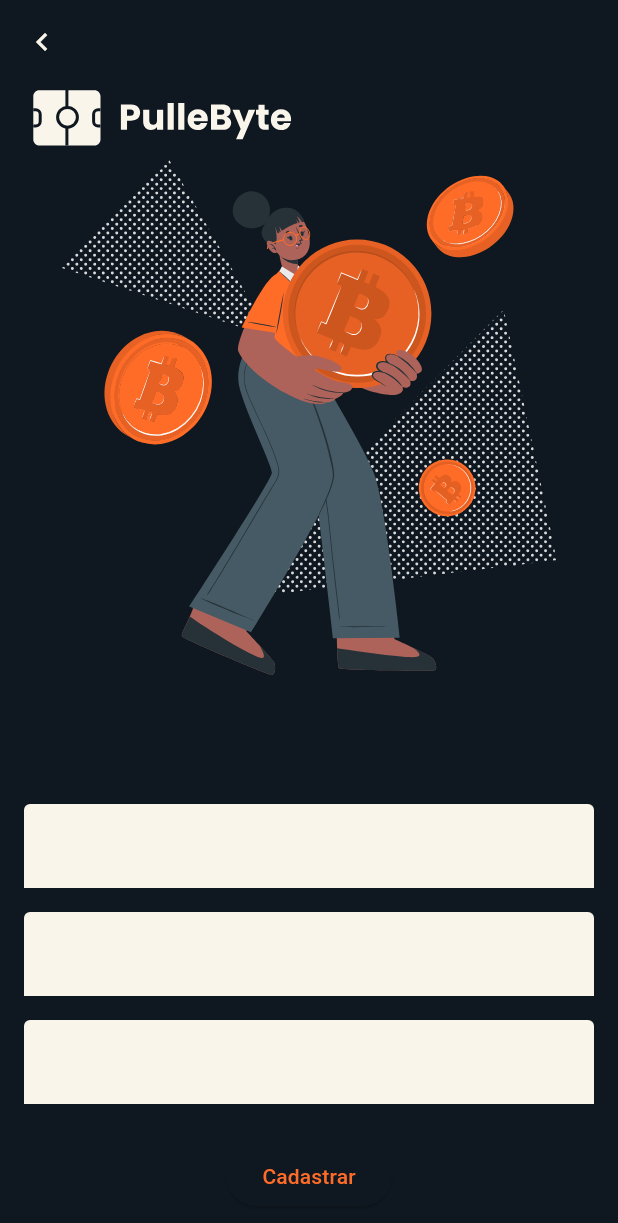
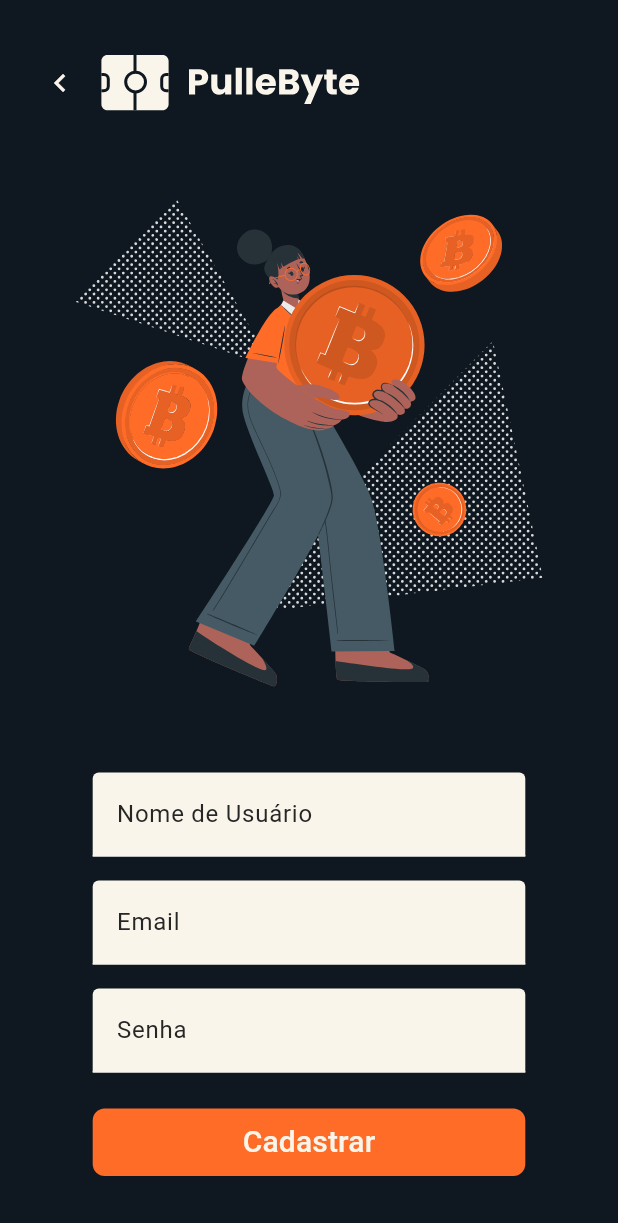
Before and after one commit to Matheusmrinho/Teapot_project2, a Flutter app: the screen it shows after launch, on a phone screen of 412 x 824 dp. Shown: the top 1223 px of the screen. Run offline on Flutter 3.47's test engine with Material 3 defaults, Android fonts, the phone set to English and light mode, and no system bars; our stand-ins replace flutter_svg.

Commit message:
Ajustes Tela de Cadastro

```diff
--- a/pullebyte/lib/CustomWidgets/Textinput.dart
+++ b/pullebyte/lib/CustomWidgets/Textinput.dart
@@ -1,6 +1,7 @@
 import 'package:flutter/material.dart';
+import 'package:flutter/widgets.dart';
 import 'package:pullebyte/theme/colors.dart';
-
+//Bom dia
 class TextFieldSample extends StatelessWidget {
   final String hintText;
   final bool isSenha;
@@ -28,7 +29,7 @@ class TextFieldSample extends StatelessWidget {
           decoration: InputDecoration(
             filled: true,
             fillColor: CustomColors.textFieldColor,
-            border: const OutlineInputBorder(),
+            border: const UnderlineInputBorder(),
             hintText: hintText,
             labelText: hintText,
             labelStyle: const TextStyle(color: CustomColors.accentColor),
--- a/pullebyte/lib/Screens/tela_cadastro.dart
+++ b/pullebyte/lib/Screens/tela_cadastro.dart
@@ -4,6 +4,8 @@ import 'package:flutter/material.dart';
 import 'package:pullebyte/CustomWidgets/logo_header.dart';
 import 'package:pullebyte/theme/colors.dart';
 import 'package:flutter_svg/flutter_svg.dart';
+import 'package:pullebyte/CustomWidgets/Textinput.dart';
+import 'package:pullebyte/CustomWidgets/MainButton.dart';
 
 class TelaCadastro extends StatelessWidget {
   final String assetName = 'lib/Assets/Icon_cadastro.svg';
@@ -12,29 +14,33 @@ class TelaCadastro extends StatelessWidget {
 
   @override
   Widget build(BuildContext context) {
-    final screenWidth = MediaQuery.of(context).size.width;
-    // Calcula a posição horizontal desejada em porcentagem da tela (ex: 10%)
-    final leftPosition = screenWidth * 0.05;
-
     return Scaffold(
       backgroundColor: customColorScheme.background,
-      appBar: AppBar(
+       appBar: AppBar(
         backgroundColor: Colors.transparent,
         centerTitle: true,
-        leading: IconButton(
-          icon: const Icon(Icons.chevron_left_sharp), // Usa um construtor const
-          onPressed: () {
-            Navigator.pop(context);
-          },
+        toolbarHeight: 110,
+        leadingWidth: 300,
+        leading: Container(
+          padding: const EdgeInsets.only(left: 16),
+          child: Row(
+            children: [
+              IconButton(
+                icon: const Icon(Icons.chevron_left_sharp), // Usa um construtor const
+                onPressed: () {
+                  Navigator.pop(context);
+                },
+              ),
+              const Padding(
+                padding: EdgeInsets.only(left: 2),
+                child: LogoHeader(),
+              ),
+            ],
+          ),
         ),
       ),
       body: Stack(
-        children: [
-          Positioned(
-            top: 0,
-            left: leftPosition,
-            child: LogoHeader(),
-          ),
+        children: <Widget>[
           Column(
             children: <Widget>[
               Expanded(
@@ -42,53 +48,29 @@ class TelaCadastro extends StatelessWidget {
                   assetName,
                   fit: BoxFit.contain, // Usa BoxFit.contain para manter a proporção da imagem
                   semanticsLabel: 'Logo',
+                  height: 500,
                 ),
               ),
               Padding(
                 padding: const EdgeInsets.all(16.0),
+                child:Center(
                 child: Column(
                   mainAxisAlignment: MainAxisAlignment.center,
-                  children: [
-                    TextFormField(
-                      style: TextStyle(color: customColorScheme.background),
-                      textAlign: TextAlign.center,
-                      decoration: InputDecoration(
-                        fillColor: customColorScheme.onPrimary,
-                        filled: true,
-                        labelText: 'Nome de Usuário',
-                      ),
-                    ),
+                  children: <Widget>[
+                    const TextFieldSample(hintText: 'Nome de Usuário', isSenha: false,),
                     const SizedBox(height: 16),
-                    TextFormField(
-                      style: TextStyle(color: customColorScheme.background),
-                      textAlign: TextAlign.center,
-                      decoration: InputDecoration(
-                        fillColor: customColorScheme.onPrimary,
-                        filled: true,
-                        labelText: 'E-mail',
-                      ),
-                    ),
+                    const TextFieldSample(hintText: "Email", isSenha: false),
                     const SizedBox(height: 16),
-                    TextFormField(
-                      style: TextStyle(color: customColorScheme.background),
-                      textAlign: TextAlign.center,
-                      obscureText: true, // Para esconder a senha
-                      decoration: InputDecoration(
-                        fillColor: customColorScheme.onPrimary,
-                        filled: true,
-                        labelText: 'Senha',
-                      ),
-                    ),
+                    const TextFieldSample(hintText: "Senha", isSenha: true),
                     const SizedBox(height: 24),
-                    ElevatedButton(
-                      onPressed: () {
+                    MainButton(text: "Cadastrar",onPressed: () {
                         Navigator.pushNamed(context, '/home');
-                      },
-                      child: const Text('Cadastrar'),
-                    ),
+                      },),
+                    const SizedBox(height: 24),
                   ],
                 ),
               ),
+              )
             ],
           ),
         ],
```
